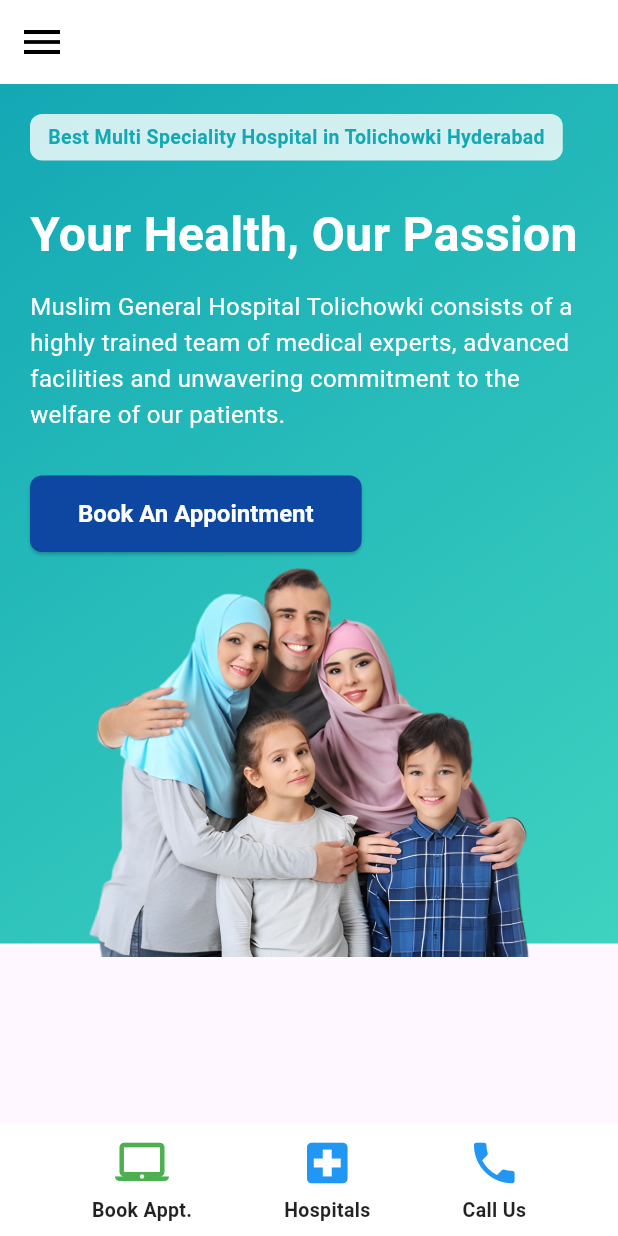
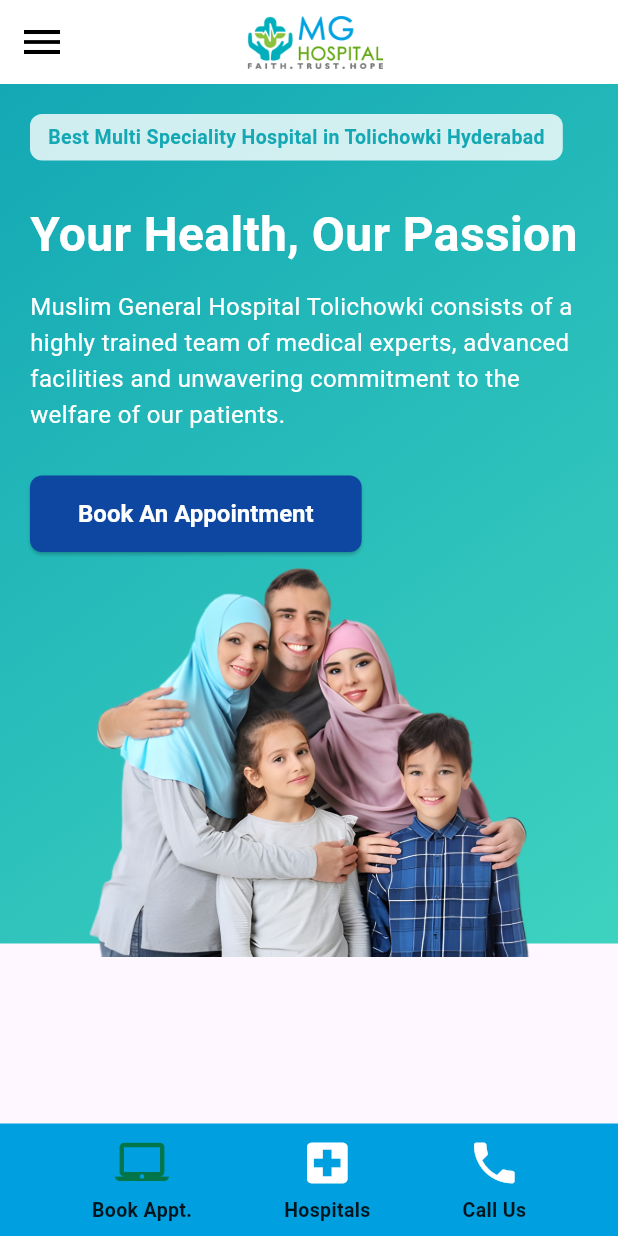
Before and after one commit to AbdulMannan19/MG-Hospital, a Flutter app: the HomePage screen opened by its route, on a phone screen of 412 x 824 dp. Run offline on Flutter 3.47's test engine with Material 3 defaults, Android fonts, the phone set to English and light mode, and no system bars; our stand-ins replace go_router.

Commit message:
home page changes

```diff
--- a/lib/Home/home.dart
+++ b/lib/Home/home.dart
@@ -29,7 +29,17 @@
             onPressed: () => Scaffold.of(context).openDrawer(),
           ),
         ),
-        title: const SizedBox(),
+        title: Center(
+          child: Image.asset(
+            'assets/images/mghospital-logo.png',
+            height: 40,
+            fit: BoxFit.contain,
+          ),
+        ),
+        actions: [
+          // Adding an empty container to balance the leading icon
+          Container(width: 48),
+        ],
       ),
       drawer: Drawer(
         child: SafeArea(
@@ -226,7 +236,7 @@
         },
       ),
       bottomNavigationBar: Container(
-        color: Colors.white,
+        color: const Color(0xFF00a0e0),
         padding: const EdgeInsets.symmetric(vertical: 8),
         child: Row(
           mainAxisAlignment: MainAxisAlignment.spaceEvenly,
@@ -234,7 +244,7 @@
             _NavItem(
               icon: Icons.laptop_mac,
               label: 'Book Appt.',
-              color: Colors.green,
+              color: const Color.fromARGB(255, 2, 117, 73),
               onTap: () {
                 Navigator.push(
                   context,
@@ -246,7 +256,7 @@
             _NavItem(
               icon: Icons.local_hospital,
               label: 'Hospitals',
-              color: Colors.blue,
+              color: Colors.white,
               onTap: () {
                 Navigator.push(
                   context,
@@ -258,7 +268,7 @@
             _NavItem(
               icon: Icons.phone,
               label: 'Call Us',
-              color: Colors.blue,
+              color: Colors.white,
               onTap: () {
                 Navigator.push(
                   context,
```
Also changed, not shown: pubspec.lock, 5 other files.
